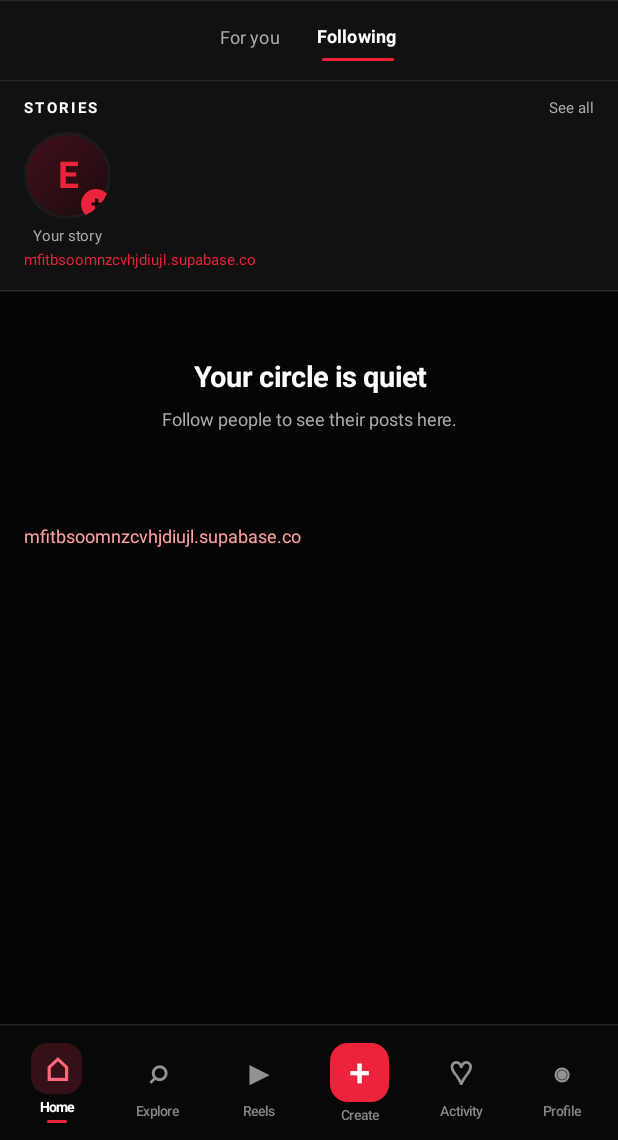
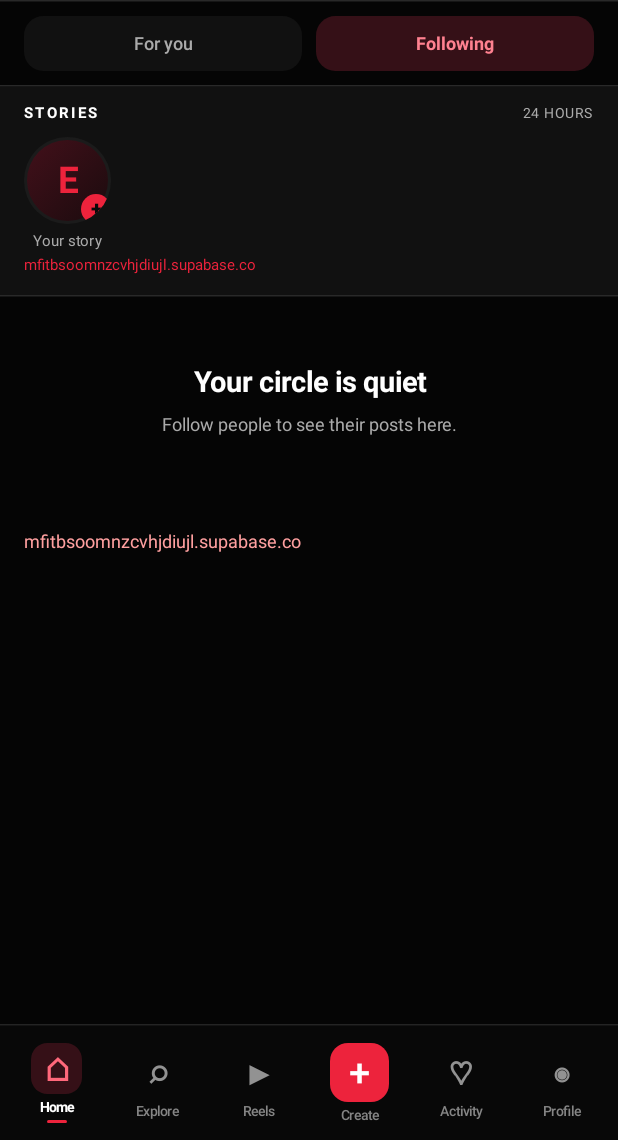
Before and after one commit to pranilgaming1-pixel/Streak-Saver-AI, an Android app built with Jetpack Compose: the composable EzoneMainScreen called with empty values, after a tap on "Following", on a phone screen of 412 x 824 dp, the part 96-1236 px from its top. Run offline under Robolectric (Android 15) with nearby library versions, the phone set to English and light mode, and no system bars; pictures from the network do not load.

Commit message:
Polish feed tabs, profile gallery navigation and Stories rail

```diff
--- a/app/src/main/java/com/streaksaver/ai/MainActivity.kt
+++ b/app/src/main/java/com/streaksaver/ai/MainActivity.kt
@@ -668,14 +668,18 @@ private fun EzoneMainScreen(
         }
         when (tab) {
             "Home" -> {
-                Row(Modifier.fillMaxWidth().background(EzoneSurface).padding(vertical = 2.dp), horizontalArrangement = Arrangement.Center) {
+                Row(Modifier.fillMaxWidth().background(EzoneBlack).padding(horizontal = 16.dp, vertical = 9.dp), horizontalArrangement = Arrangement.spacedBy(9.dp)) {
                     listOf("For you", "Following").forEach { item ->
-                        TextButton(onClick = { feedMode = item; appPrefs.edit().putString("default_feed", item).apply() }) {
-                            Column(horizontalAlignment = Alignment.CenterHorizontally) {
-                                Text(item, color = if (feedMode == item) EzoneWhite else EzoneMuted, fontSize = 12.sp, fontWeight = if (feedMode == item) FontWeight.Bold else FontWeight.Normal)
-                                Spacer(Modifier.height(4.dp))
-                                if (feedMode == item) Box(Modifier.width(48.dp).height(2.dp).background(EzoneRed, RoundedCornerShape(2.dp)))
-                            }
+                        val active = feedMode == item
+                        Box(
+                            Modifier.weight(1f).clip(RoundedCornerShape(13.dp))
+                                .background(if (active) Color(0xFF351017) else EzoneSurface)
+                                .clickable { feedMode = item; appPrefs.edit().putString("default_feed", item).apply() }
+                                .padding(vertical = 11.dp),
+                            contentAlignment = Alignment.Center
+                        ) {
+                            Text(item, color = if (active) Color(0xFFFF8190) else EzoneMuted, fontSize = 12.sp,
+                                fontWeight = if (active) FontWeight.Bold else FontWeight.Medium)
                         }
                     }
                 }
@@ -1407,7 +1411,7 @@ private fun StoriesRail(context: Context, refreshKey: Int, onStoryPosted: () ->
         Row(Modifier.fillMaxWidth().padding(horizontal = 16.dp), verticalAlignment = Alignment.CenterVertically) {
             Text("STORIES", color = EzoneWhite, fontWeight = FontWeight.Bold, fontSize = 10.sp, letterSpacing = 1.6.sp)
             Spacer(Modifier.weight(1f))
-            Text(if (busy) "Uploading…" else "See all", color = EzoneMuted, fontSize = 10.sp)
+            Text(if (busy) "Uploading…" else "24 HOURS", color = EzoneMuted, fontSize = 9.sp, letterSpacing = 1.sp)
         }
         Spacer(Modifier.height(10.dp))
         androidx.compose.foundation.lazy.LazyRow(contentPadding = PaddingValues(horizontal = 14.dp), horizontalArrangement = Arrangement.spacedBy(14.dp)) {
@@ -2039,14 +2043,22 @@ private fun ProfileStat(value: String, label: String) {
 
 @Composable
 private fun ProfileGalleryTabs(selected: String, onSelect: (String) -> Unit) {
-    Row(Modifier.fillMaxWidth().background(EzoneSurface).padding(vertical = 2.dp), horizontalArrangement = Arrangement.SpaceEvenly) {
+    Row(Modifier.fillMaxWidth().background(EzoneBlack).padding(horizontal = 10.dp, vertical = 5.dp)) {
         listOf("Posts", "Reels", "Tagged").forEach { label ->
-            TextButton(onClick = { onSelect(label) }) {
-                Column(horizontalAlignment = Alignment.CenterHorizontally) {
-                    Text(label, color = if (selected == label) EzoneWhite else EzoneMuted, fontSize = 11.sp, fontWeight = if (selected == label) FontWeight.Bold else FontWeight.Normal)
-                    Spacer(Modifier.height(3.dp))
-                    if (selected == label) Box(Modifier.width(30.dp).height(2.dp).background(EzoneRed, CircleShape))
-                }
+            val active = selected == label
+            Column(
+                Modifier.weight(1f).clip(RoundedCornerShape(10.dp))
+                    .clickable { onSelect(label) }.padding(vertical = 9.dp),
+                horizontalAlignment = Alignment.CenterHorizontally
+            ) {
+                Text(when(label) { "Posts" -> "▦"; "Reels" -> "▶"; else -> "♧" },
+                    color = if (active) EzoneWhite else EzoneMuted, fontSize = 19.sp)
+                Spacer(Modifier.height(4.dp))
+                Text(label, color = if (active) EzoneWhite else EzoneMuted, fontSize = 10.sp,
+                    fontWeight = if (active) FontWeight.Bold else FontWeight.Medium)
+                Spacer(Modifier.height(5.dp))
+                Box(Modifier.fillMaxWidth(0.35f).height(2.dp).clip(CircleShape)
+                    .background(if (active) EzoneRed else Color.Transparent))
             }
         }
     }
```
